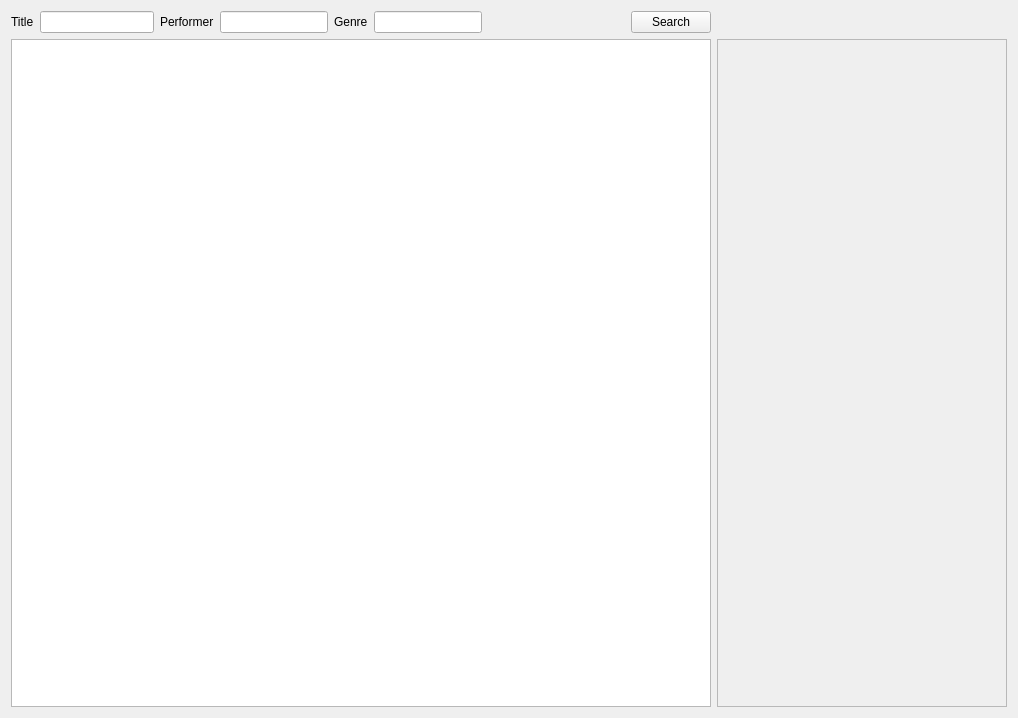
First picture: the form in src/Client/mainwindow.ui, repository antic11d/RS020-graphify, before the edit.
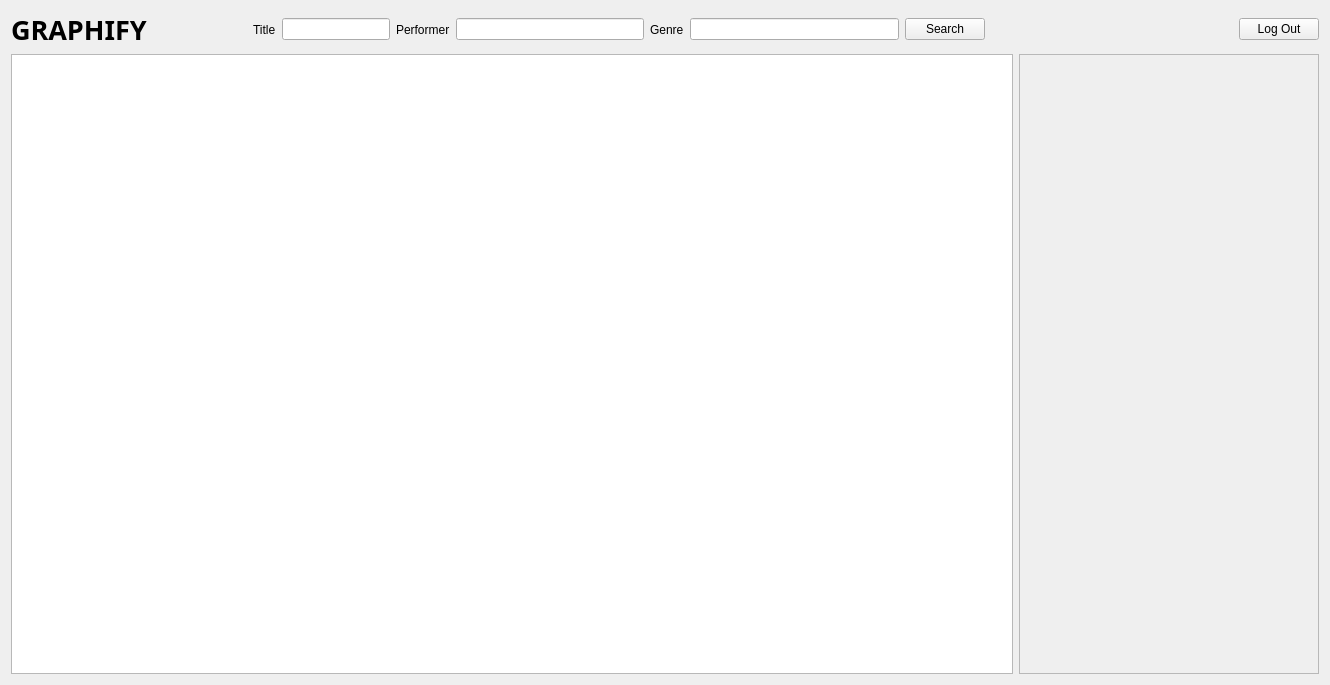
Second picture: the form after the edit.

```diff
--- a/src/Client/mainwindow.ui
+++ b/src/Client/mainwindow.ui
@@ -6,12 +6,12 @@
    <rect>
     <x>0</x>
     <y>0</y>
-    <width>1018</width>
-    <height>718</height>
+    <width>1330</width>
+    <height>685</height>
    </rect>
   </property>
   <property name="sizePolicy">
-   <sizepolicy hsizetype="Expanding" vsizetype="Expanding">
+   <sizepolicy hsizetype="Maximum" vsizetype="Expanding">
     <horstretch>0</horstretch>
     <verstretch>0</verstretch>
    </sizepolicy>
@@ -32,13 +32,42 @@
    <property name="layoutDirection">
     <enum>Qt::LeftToRight</enum>
    </property>
-   <layout class="QGridLayout" name="gridLayout_2">
-    <item row="0" column="0">
-     <layout class="QGridLayout" name="gridLayout">
-      <item row="0" column="0">
+   <layout class="QVBoxLayout" name="verticalLayout">
+    <item>
        <layout class="QHBoxLayout" name="horizontalLayout_4">
         <item>
          <layout class="QHBoxLayout" name="horizontalLayout_3">
+        <item>
+         <widget class="QLabel" name="label_4">
+          <property name="font">
+           <font>
+            <family>Umpush</family>
+            <pointsize>20</pointsize>
+            <weight>75</weight>
+            <bold>true</bold>
+           </font>
+          </property>
+          <property name="text">
+           <string>GRAPHIFY</string>
+          </property>
+         </widget>
+        </item>
+        <item>
+         <spacer name="horizontalSpacer">
+          <property name="orientation">
+           <enum>Qt::Horizontal</enum>
+          </property>
+          <property name="sizeType">
+           <enum>QSizePolicy::MinimumExpanding</enum>
+          </property>
+          <property name="sizeHint" stdset="0">
+           <size>
+            <width>100</width>
+            <height>20</height>
+           </size>
+          </property>
+         </spacer>
+        </item>
           <item>
            <widget class="QLabel" name="label_3">
             <property name="text">
@@ -79,19 +108,6 @@
           </item>
          </layout>
         </item>
-        <item>
-         <spacer name="horizontalSpacer_2">
-          <property name="orientation">
-           <enum>Qt::Horizontal</enum>
-          </property>
-          <property name="sizeHint" stdset="0">
-           <size>
-            <width>58</width>
-            <height>20</height>
-           </size>
-          </property>
-         </spacer>
-        </item>
         <item>
          <widget class="QPushButton" name="btnSearch">
           <property name="text">
@@ -99,26 +115,66 @@
           </property>
          </widget>
         </item>
-       </layout>
-      </item>
-      <item row="1" column="0">
+      <item>
+       <spacer name="horizontalSpacer_2">
+        <property name="orientation">
+         <enum>Qt::Horizontal</enum>
+        </property>
+        <property name="sizeHint" stdset="0">
+         <size>
+          <width>58</width>
+          <height>20</height>
+         </size>
+        </property>
+       </spacer>
+      </item>
+      <item>
+       <widget class="QPushButton" name="btnLogOut">
+        <property name="text">
+         <string>Log Out</string>
+        </property>
+       </widget>
+      </item>
+     </layout>
+    </item>
+    <item>
+     <layout class="QHBoxLayout" name="horizontalLayout_5">
+      <item>
        <widget class="QGraphicsView" name="graphicsView">
         <property name="sizePolicy">
-         <sizepolicy hsizetype="Expanding" vsizetype="Expanding">
+         <sizepolicy hsizetype="MinimumExpanding" vsizetype="Maximum">
           <horstretch>0</horstretch>
           <verstretch>0</verstretch>
          </sizepolicy>
         </property>
         <property name="minimumSize">
          <size>
-          <width>700</width>
+          <width>900</width>
           <height>600</height>
          </size>
         </property>
+        <property name="maximumSize">
+         <size>
+          <width>4000</width>
+          <height>1000</height>
+         </size>
+        </property>
        </widget>
       </item>
-      <item row="1" column="1">
+      <item>
        <widget class="QScrollArea" name="scrollArea">
+        <property name="sizePolicy">
+         <sizepolicy hsizetype="Maximum" vsizetype="MinimumExpanding">
+          <horstretch>0</horstretch>
+          <verstretch>0</verstretch>
+         </sizepolicy>
+        </property>
+        <property name="minimumSize">
+         <size>
+          <width>300</width>
+          <height>0</height>
+         </size>
+        </property>
         <property name="mouseTracking">
          <bool>true</bool>
         </property>
@@ -130,8 +186,8 @@
           <rect>
            <x>0</x>
            <y>0</y>
-           <width>290</width>
-           <height>662</height>
+           <width>298</width>
+           <height>598</height>
           </rect>
          </property>
         </widget>
```
Lines whose indentation alone changed are shown as unchanged.
